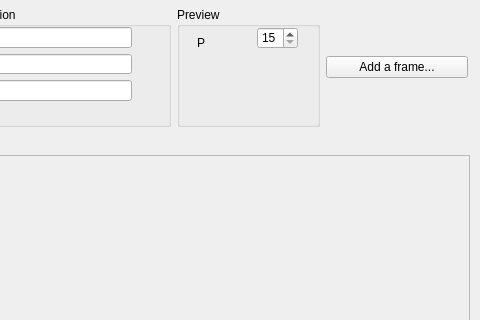
Old version of the form tools/sprite-editor/gui/sprite_widget.ui in the repository jordsti/stigame; both pictures show x 86 to 566 and y 0 to 320 of the 566 by 457 pixel window.
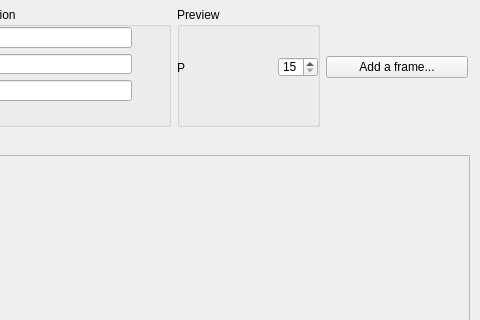
New version of the form.

```diff
--- a/tools/sprite-editor/gui/sprite_widget.ui
+++ b/tools/sprite-editor/gui/sprite_widget.ui
@@ -114,27 +114,36 @@
         <property name="title">
          <string>Preview</string>
         </property>
+        <widget class="QWidget" name="horizontalLayoutWidget">
+         <property name="geometry">
+          <rect>
+           <x>0</x>
+           <y>10</y>
+           <width>141</width>
+           <height>101</height>
+          </rect>
+         </property>
+         <layout class="QHBoxLayout" name="layout_preview">
+          <item>
         <widget class="QLabel" name="lbl_preview">
-         <property name="geometry">
-          <rect>
-           <x>20</x>
-           <y>20</y>
-           <width>31</width>
-           <height>31</height>
-          </rect>
-         </property>
          <property name="text">
           <string>P</string>
          </property>
         </widget>
+          </item>
+          <item>
         <widget class="QSpinBox" name="sp_fps">
-         <property name="geometry">
-          <rect>
-           <x>80</x>
-           <y>20</y>
-           <width>41</width>
-           <height>22</height>
-          </rect>
+            <property name="minimumSize">
+             <size>
+              <width>40</width>
+              <height>20</height>
+             </size>
+            </property>
+            <property name="maximumSize">
+             <size>
+              <width>40</width>
+              <height>20</height>
+             </size>
          </property>
          <property name="minimum">
           <number>15</number>
@@ -142,6 +151,9 @@
          <property name="maximum">
           <number>150</number>
          </property>
+           </widget>
+          </item>
+         </layout>
         </widget>
        </widget>
       </item>
```
Left out of the diff: 2 changed lines with no effect on the pictures. Lines whose indentation alone changed are shown as unchanged.
